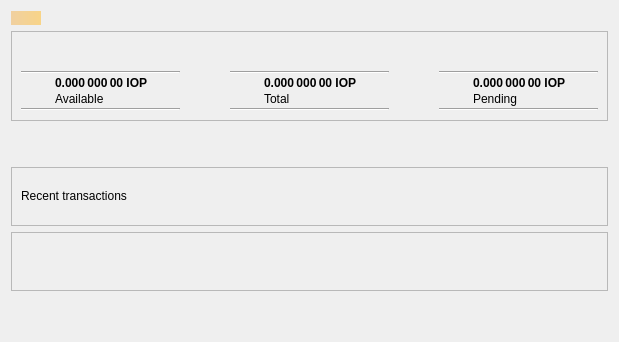
Internet-of-People/iop-core, file src/qt/forms/overviewpage.ui: the form before one commit.
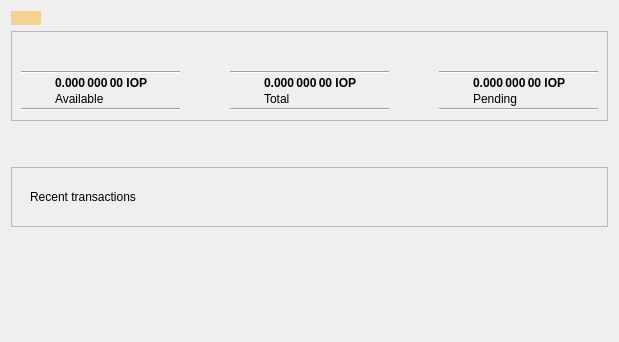
The form after the commit. Icons and pictures are not drawn.

Commit message: transactions in transactionlayout

```diff
--- a/src/qt/forms/overviewpage.ui
+++ b/src/qt/forms/overviewpage.ui
@@ -481,8 +481,8 @@
                             </item>
                         </layout>
                     </item>
-                    <!--<item><widget class="QFrame" name="transactionLabelFrame"><property name="frameShape"><enum>QFrame::StyledPanel</enum></property><property name="frameShadow"><enum>QFrame::Raised</enum></property><property name="sizePolicy"><sizepolicy hsizetype="Expanding" vsizetype="Expanding"><horstretch>1</horstretch><verstretch>1</verstretch></sizepolicy></property><layout class="QVBoxLayout" name="transactionHeaderLayout"><item><layout class="QHBoxLayout" name="horizontalLayout_2"><item><widget class="QLabel" name="transactions_title"><property name="font"><font><weight>25</weight><bold>false</bold></font></property><property name="text"><string>Recent transactions</string></property></widget></item><item><widget class="QPushButton" name="labelTransactionsStatus"><property name="enabled"><bool>true</bool></property><property name="maximumSize"><size><width>30</width><height>16777215</height></size></property><property name="toolTip"><string>The displayed information may be out of date. Your wallet automatically synchronizes with the IoP network after a connection is established, but this process has not completed yet.</string></property><property name="text"><string/></property><property name="icon"><iconset resource="../iop.qrc"><normaloff>:/icons/warning</normaloff><disabledoff>:/icons/warning</disabledoff>:/icons/warning                                                                                                                                                                                                                                                                                                                                                                                                                                                                                                                                                                                                                                                                                                                                                                                                                                                                                                                                                                                                                                                                                                                                                                                                                                                                        
-                                                                </iconset></property><property name="styleSheet"><string notr="true">background: transparent; border: none</string></property><property name="iconSize"><size><width>24</width><height>24</height></size></property><property name="flat"><bool>true</bool></property></widget></item><item><spacer name="horizontalSpacer"><property name="orientation"><enum>Qt::Horizontal</enum></property><property name="sizeHint" stdset="0"><size><width>40</width><height>20</height></size></property></spacer></item></layout></item></layout></widget></item><item><widget class="QFrame" name="transactionFrame"><property name="frameShape"><enum>QFrame::StyledPanel</enum></property><property name="frameShadow"><enum>QFrame::Raised</enum></property><property name="sizePolicy"><sizepolicy hsizetype="Minimum" vsizetype="Minimum"><horstretch>1</horstretch><verstretch>1</verstretch></sizepolicy></property></widget></item>-->
+                    <item>
+                        <layout class="QVBoxLayout" name="verticalLayout_3">
                     <item>
                         <widget class="QFrame" name="transactionFrame">
                             <property name="frameShape">
@@ -493,6 +493,7 @@
                             </property>
                             <layout class="QVBoxLayout" name="transactionLayout">
                                 <item>
+                                            <widget class="QFrame" name="transactionTitle">
                                     <layout class="QHBoxLayout" name="horizontalLayout_2">
                                         <item>
                                             <widget class="QLabel" name="transactions_title">
@@ -555,30 +556,9 @@
                                             </spacer>
                                         </item>
                                     </layout>
-                                </item>
-                            </layout>
-                        </widget>
-                    </item>
-                    <item>
-                        <widget class="QFrame" name="buyFrame">
-                            <property name="frameShape">
-                                <enum>QFrame::StyledPanel</enum>
-                            </property>
-                            <property name="frameShadow">
-                                <enum>QFrame::Raised</enum>
-                            </property>
-                            <property name="sizeHint" stdset="0">
-                                <size>
-                                    <width>2000000</width>
-                                    <height>40</height>
-                                </size>
-                            </property>
-                            <property name="sizePolicy">
-                                <sizepolicy hsizetype="Expanding" vsizetype="Expanding">
-                                    <horstretch>1</horstretch>
-                                    <verstretch>1</verstretch>
-                                </sizepolicy>
-                            </property>
+                                            </widget>
+                                        </item>
+                                    </layout>
                         </widget>
                     </item>
                     <item>
@@ -592,13 +572,9 @@
                                     <height>40</height>
                                 </size>
                             </property>
-                            <property name="sizePolicy">
-                                <sizepolicy hsizetype="Preferred" vsizetype="Fixed">
-                                    <horstretch>1</horstretch>
-                                    <verstretch>1</verstretch>
-                                </sizepolicy>
-                            </property>
-                        </spacer>
+                                </spacer>
+                            </item>
+                        </layout>
                     </item>
                 </layout>
             </item>
```
Left out of the diff: 14 changed lines with no effect on the pictures. Lines whose indentation alone changed are shown as unchanged. The commit also changes 2 other files.
